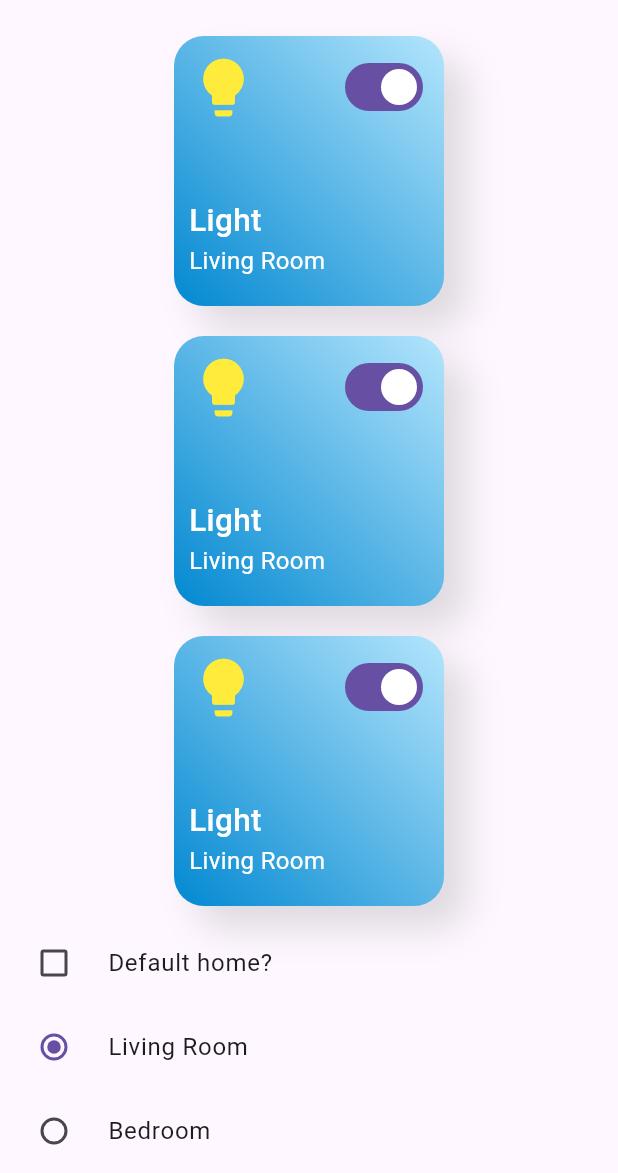
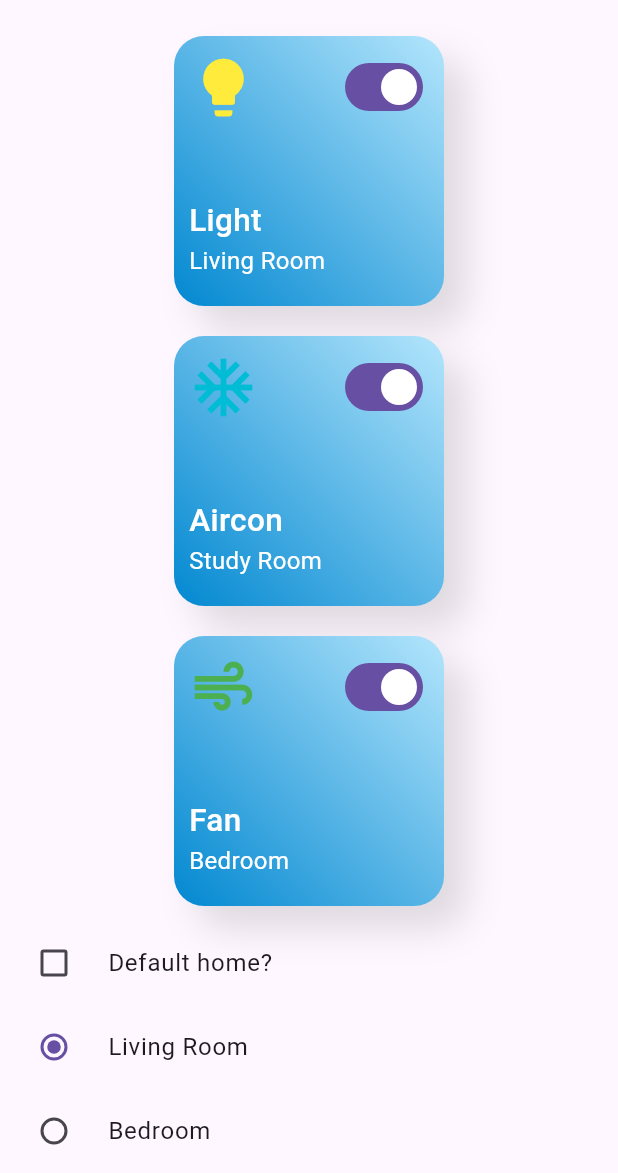
Before and after one commit to zacw-243L/flutter-smart-home-app, a Flutter app: the screen it shows after launch, on a phone screen of 412 x 824 dp, the part 63-1236 px from its top. Run offline on Flutter 3.47's test engine with Material 3 defaults, Android fonts, the phone set to English and light mode, and no system bars.

Commit message:
lab 4 done

```diff
--- a/lib/main.dart
+++ b/lib/main.dart
@@ -36,7 +36,7 @@ class _MyAppState extends State<MyApp> {
                   title: 'Aircon',
                   subTitle: 'Study Room',
                   icon: Icons.ac_unit,
-                  color: Colors.red,
+                  color: Colors.cyan,
                 ),
                 const Device(
                   title: 'Fan',
@@ -136,12 +136,18 @@ class _DeviceState extends State<Device> {
 
   @override
   Widget build(BuildContext context) {
-    Icon(
-      widget.icon,
-      color: _isEnabled ? widget.color : Colors.black38,
-      size: 50,
+    Text(
+      widget.title,
+      style: TextStyle(
+          color: _isEnabled ? Colors.white : Colors.black54,
+          fontSize: 25,
+          fontWeight: FontWeight.w600),
     );
-
+    Text(
+      widget.subTitle,
+      style: TextStyle(
+          color: _isEnabled ? Colors.white : Colors.black54, fontSize: 20),
+    );
     return Container(
       height: 180.0,
       width: 180.0,
@@ -174,8 +180,8 @@ class _DeviceState extends State<Device> {
           Row(
             mainAxisAlignment: MainAxisAlignment.spaceBetween,
             children: <Widget>[
-              Icon(Icons.lightbulb,
-                  color: _isEnabled ? Colors.yellow : Colors.black54, size: 46),
+              Icon(widget.icon,
+                  color: _isEnabled ? widget.color : Colors.black54, size: 46),
               Switch(
                 value: _isEnabled,
                 onChanged: (newValue) {
@@ -188,14 +194,14 @@ class _DeviceState extends State<Device> {
           ),
           const SizedBox(height: 50),
           Text(
-            'Light',
+            widget.title,
             style: TextStyle(
                 color: _isEnabled ? Colors.white : Colors.black54,
                 fontSize: 21,
                 fontWeight: FontWeight.w500),
           ),
           Text(
-            'Living Room',
+            widget.subTitle,
             style: TextStyle(
                 color: _isEnabled ? Colors.white : Colors.black54,
                 fontSize: 16),
```
